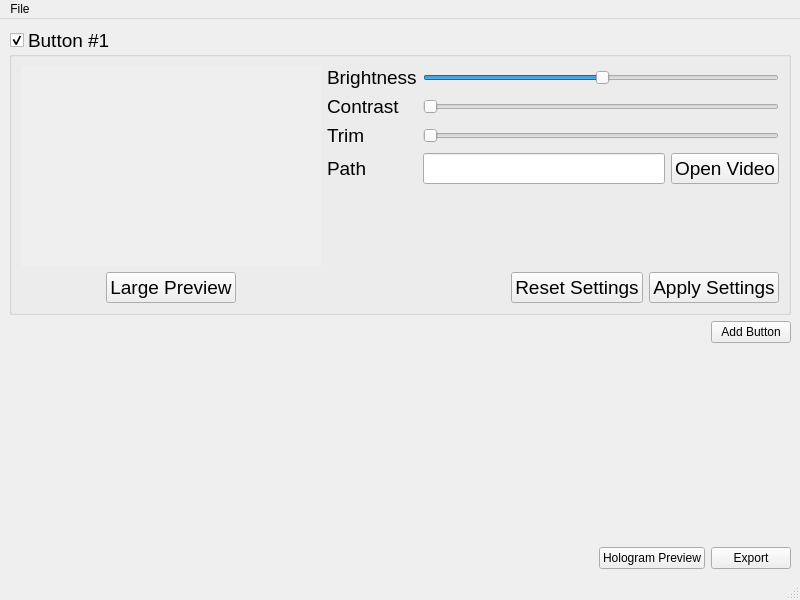
Before: the Qt Designer form ConfigurationApp/mainwindow.ui in HologramHomies/ConfigurationApplication, drawn with Qt 5.
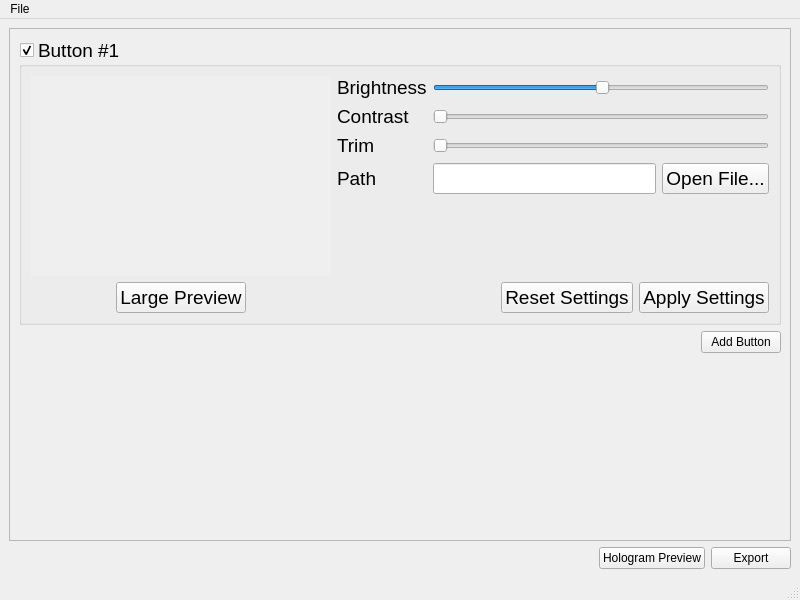
After: the same form once the commit is applied.

Commit message: Scrollbox & widget names

The edit to the form file:
```diff
--- a/ConfigurationApp/mainwindow.ui
+++ b/ConfigurationApp/mainwindow.ui
@@ -13,10 +13,31 @@
   <property name="windowTitle">
    <string>Hologram Configurator</string>
   </property>
+  <property name="autoFillBackground">
+   <bool>false</bool>
+  </property>
+  <property name="styleSheet">
+   <string notr="true">b</string>
+  </property>
   <widget class="QWidget" name="centralwidget">
    <layout class="QVBoxLayout" name="verticalLayout_2">
     <item>
-     <widget class="QGroupBox" name="groupBox">
+     <widget class="QScrollArea" name="scrollArea">
+      <property name="widgetResizable">
+       <bool>true</bool>
+      </property>
+      <widget class="QWidget" name="scrollAreaWidgetContents">
+       <property name="geometry">
+        <rect>
+         <x>0</x>
+         <y>0</y>
+         <width>774</width>
+         <height>481</height>
+        </rect>
+       </property>
+       <layout class="QVBoxLayout" name="verticalLayout">
+        <item>
+         <widget class="QGroupBox" name="b1_gbox">
       <property name="font">
        <font>
         <pointsize>14</pointsize>
@@ -38,6 +59,68 @@
        <bool>true</bool>
       </property>
       <layout class="QGridLayout" name="gridLayout_2">
+           <item row="3" column="6">
+            <widget class="QPushButton" name="b1OpenFile_button">
+             <property name="text">
+              <string>Open File...</string>
+             </property>
+            </widget>
+           </item>
+           <item row="3" column="4">
+            <widget class="QLabel" name="b1Path_label">
+             <property name="text">
+              <string>Path</string>
+             </property>
+            </widget>
+           </item>
+           <item row="1" column="4">
+            <widget class="QLabel" name="b1Constrast_label">
+             <property name="text">
+              <string>Contrast</string>
+             </property>
+            </widget>
+           </item>
+           <item row="3" column="5">
+            <widget class="QLineEdit" name="b1Path_lineEdit"/>
+           </item>
+           <item row="5" column="5" colspan="2">
+            <layout class="QHBoxLayout" name="b1Footer_hbox">
+             <item>
+              <spacer name="b1Footer_spacer">
+               <property name="orientation">
+                <enum>Qt::Horizontal</enum>
+               </property>
+               <property name="sizeHint" stdset="0">
+                <size>
+                 <width>50</width>
+                 <height>20</height>
+                </size>
+               </property>
+              </spacer>
+             </item>
+             <item>
+              <widget class="QPushButton" name="b1Reset_button">
+               <property name="text">
+                <string>Reset Settings</string>
+               </property>
+              </widget>
+             </item>
+             <item>
+              <widget class="QPushButton" name="b1Apply_button">
+               <property name="text">
+                <string>Apply Settings</string>
+               </property>
+              </widget>
+             </item>
+            </layout>
+           </item>
+           <item row="0" column="4">
+            <widget class="QLabel" name="b1Brightness_label">
+             <property name="text">
+              <string>Brightness</string>
+             </property>
+            </widget>
+           </item>
        <item row="2" column="4">
         <widget class="QLabel" name="label_4">
          <property name="text">
@@ -45,6 +128,16 @@
          </property>
         </widget>
        </item>
+           <item row="5" column="1">
+            <widget class="QPushButton" name="b1Preview_button">
+             <property name="toolTip">
+              <string>Open video in new window.</string>
+             </property>
+             <property name="text">
+              <string>Large Preview</string>
+             </property>
+            </widget>
+           </item>
        <item row="2" column="5" colspan="2">
         <widget class="QSlider" name="horizontalSlider_3">
          <property name="orientation">
@@ -52,17 +145,26 @@
          </property>
         </widget>
        </item>
-       <item row="0" column="4">
-        <widget class="QLabel" name="label">
-         <property name="text">
-          <string>Brightness</string>
+           <item row="1" column="5" colspan="2">
+            <widget class="QSlider" name="b1Contrast_slider">
+             <property name="orientation">
+              <enum>Qt::Horizontal</enum>
          </property>
         </widget>
        </item>
-       <item row="1" column="4">
-        <widget class="QLabel" name="label_3">
-         <property name="text">
-          <string>Contrast</string>
+           <item row="0" column="5" colspan="2">
+            <widget class="QSlider" name="b1Brightness_slider">
+             <property name="value">
+              <number>50</number>
+             </property>
+             <property name="sliderPosition">
+              <number>50</number>
+             </property>
+             <property name="tracking">
+              <bool>true</bool>
+             </property>
+             <property name="orientation">
+              <enum>Qt::Horizontal</enum>
          </property>
         </widget>
        </item>
@@ -85,89 +187,11 @@
          </property>
         </widget>
        </item>
-       <item row="1" column="5" colspan="2">
-        <widget class="QSlider" name="horizontalSlider_2">
-         <property name="orientation">
-          <enum>Qt::Horizontal</enum>
-         </property>
-        </widget>
-       </item>
-       <item row="3" column="4">
-        <widget class="QLabel" name="label_5">
-         <property name="text">
-          <string>Path</string>
-         </property>
-        </widget>
-       </item>
-       <item row="3" column="6">
-        <widget class="QPushButton" name="pushButton_4">
-         <property name="text">
-          <string>Open Video</string>
-         </property>
-        </widget>
-       </item>
-       <item row="0" column="5" colspan="2">
-        <widget class="QSlider" name="horizontalSlider">
-         <property name="value">
-          <number>50</number>
-         </property>
-         <property name="sliderPosition">
-          <number>50</number>
-         </property>
-         <property name="tracking">
-          <bool>true</bool>
-         </property>
-         <property name="orientation">
-          <enum>Qt::Horizontal</enum>
-         </property>
-        </widget>
-       </item>
-       <item row="3" column="5">
-        <widget class="QLineEdit" name="lineEdit"/>
-       </item>
-       <item row="5" column="1">
-        <widget class="QPushButton" name="pushButton_3">
-         <property name="text">
-          <string>Large Preview</string>
-         </property>
-        </widget>
-       </item>
-       <item row="5" column="5" colspan="2">
-        <layout class="QHBoxLayout" name="horizontalLayout">
-         <item>
-          <spacer name="horizontalSpacer">
-           <property name="orientation">
-            <enum>Qt::Horizontal</enum>
-           </property>
-           <property name="sizeHint" stdset="0">
-            <size>
-             <width>50</width>
-             <height>20</height>
-            </size>
-           </property>
-          </spacer>
-         </item>
-         <item>
-          <widget class="QPushButton" name="pushButton_2">
-           <property name="text">
-            <string>Reset Settings</string>
-           </property>
-          </widget>
-         </item>
-         <item>
-          <widget class="QPushButton" name="pushButton">
-           <property name="text">
-            <string>Apply Settings</string>
-           </property>
-          </widget>
-         </item>
-        </layout>
-       </item>
-      </layout>
+          </layout>
      </widget>
     </item>
     <item>
-     <layout class="QHBoxLayout" name="horizontalLayout_4">
+         <layout class="QHBoxLayout" name="addButton_hbox">
       <item>
        <spacer name="horizontalSpacer_3">
         <property name="orientation">
@@ -203,6 +227,10 @@
       </property>
      </spacer>
     </item>
+       </layout>
+      </widget>
+     </widget>
+    </item>
     <item>
      <layout class="QHBoxLayout" name="horizontalLayout_2">
       <item>
```
Left out of the diff: 18 changed lines with no effect on the pictures. Lines whose indentation alone changed are shown as unchanged. The commit also changes 2 other files.
